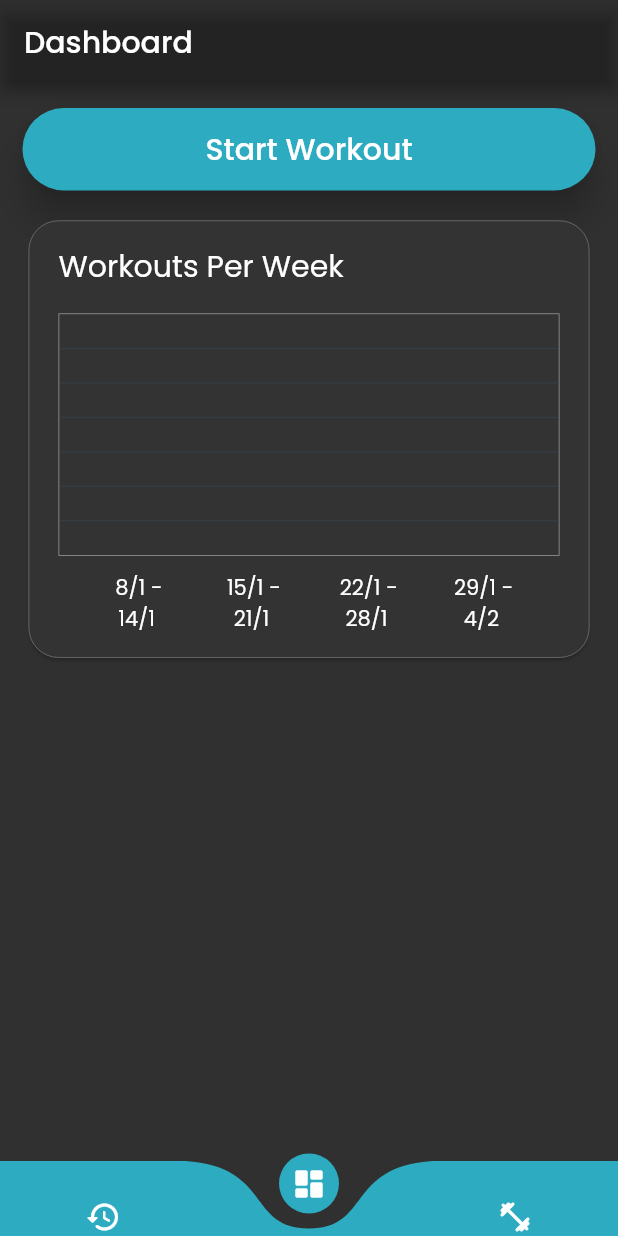
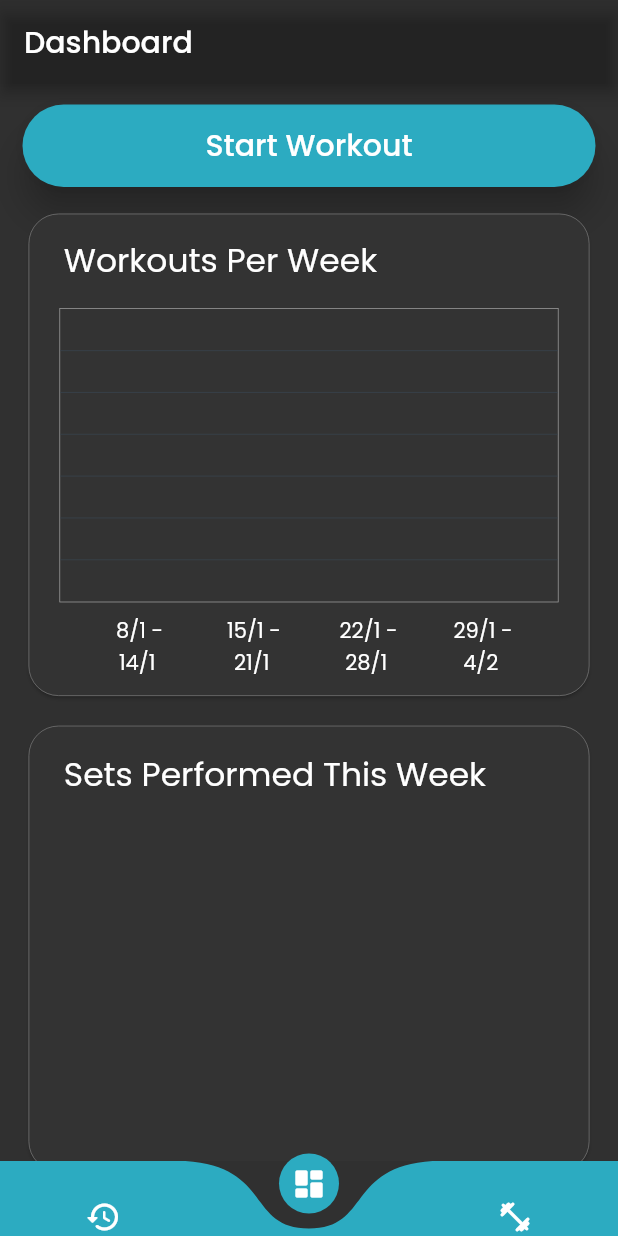
Before and after one commit to adzzzfarr/workout, a Flutter app: the screen it shows after launch, on a phone screen of 412 x 824 dp. Run offline on Flutter 3.47's test engine with Material 2 defaults, Android fonts, the light colour scheme and no system bars; drawn by our look-alikes of curved_navigation_bar, fl_chart; our stand-ins replace flutter_heatmap_calendar, google_fonts, hive, hive_flutter; missing offline and left inert: bottom_drawer; accounts and stored records are empty.

Commit message:
Improved BodyPartsChart UI + Scaled component sizes in DashboardPage according to device screen dimensions

```diff
--- a/lib/pages/dashboard_page.dart
+++ b/lib/pages/dashboard_page.dart
@@ -47,22 +47,23 @@ class _DashboardPageState extends State<DashboardPage> {
             children: [
               Column(
                 children: [
-                  const SizedBox(height: 16),
+                  SizedBox(height: screenHeight / 60),
                   CommonButton(
                     height: screenHeight / 15,
                     width: screenWidth - 30,
                     text: 'Start Workout',
                     onPressed: () => goToTemplateWorkoutsListPage(),
                   ),
-                  const SizedBox(height: 16),
+                  SizedBox(height: screenHeight / 60),
                   SizedBox(
-                      height: screenHeight / 2.75,
+                      height: screenHeight / 2.5,
                       width: screenWidth - 30,
                       child: const CompletedWorkoutsChart()),
-                  const SizedBox(
-                    height: 400,
-                    width: 400,
-                    child: BodyPartsChart(),
+                  SizedBox(height: screenHeight / 70),
+                  SizedBox(
+                    height: screenHeight / 2.7,
+                    width: screenWidth - 30,
+                    child: const BodyPartsChart(),
                   ),
                   WorkoutHeatMap(
                     datasets: Provider.of<PerformedWorkoutData>(context)
--- a/lib/widgets/body_parts_chart.dart
+++ b/lib/widgets/body_parts_chart.dart
@@ -1,3 +1,5 @@
+import 'dart:collection';
+
 import 'package:flutter/material.dart';
 import 'package:provider/provider.dart';
 import 'package:workout/data/performed_workout_data.dart';
@@ -9,22 +11,105 @@ class BodyPartsChart extends StatelessWidget {
 
   @override
   Widget build(BuildContext context) {
-    return PieChart(
-      PieChartData(
-        sections: getCurrentWeekBodyPartSetsData(context),
-        centerSpaceRadius:
-            10, //If you have a padding widget around the PieChart, make sure to set PieChartData.centerSpaceRadius to double.infinity
-        borderData: FlBorderData(
-          show: true,
-          border: Border.all(color: Colors.black, width: 0.5),
+    Map<String, int> bodyPartSets = getCurrentWeekBodyPartSets(context);
+    Map<String, int> sortedBySets = SplayTreeMap.from(
+      bodyPartSets,
+      (key1, key2) => bodyPartSets[key2]! > bodyPartSets[key1]! ? 1 : -1,
+    );
+
+    final theme = Theme.of(context);
+    final colorScheme = theme.colorScheme;
+
+    final screenHeight = MediaQuery.of(context).size.height;
+    print('SCREENHEIGHT: $screenHeight');
+    final screenWidth = MediaQuery.of(context).size.width;
+    print('SCREENWIDTH: $screenWidth');
+
+    return Card(
+      color: HSLColor.fromColor(colorScheme.background)
+          .withLightness(0.2)
+          .toColor(),
+      shape: RoundedRectangleBorder(
+        borderRadius: BorderRadius.circular(20),
+        side: BorderSide(
+          color: Colors.grey[600]!,
+          width: 0.5,
         ),
-        sectionsSpace: 0.1,
+      ),
+      child: Column(
+        crossAxisAlignment: CrossAxisAlignment.start,
+        children: [
+          Padding(
+            padding: EdgeInsets.only(
+                left: screenWidth / 17.5, top: screenHeight / 50),
+            child: Text(
+              'Sets Performed This Week',
+              style: TextStyle(
+                color: Colors.white,
+                fontSize: screenHeight / 37.5,
+              ),
+            ),
+          ),
+          Expanded(
+            child: Row(
+              mainAxisAlignment: MainAxisAlignment.start,
+              crossAxisAlignment: CrossAxisAlignment.start,
+              children: [
+                Expanded(
+                  flex: 2,
+                  child: PieChart(
+                    PieChartData(
+                      sections: getPieChartSectionData(bodyPartSets),
+                      centerSpaceRadius: screenWidth /
+                          7.5, //If you have a padding widget around the PieChart, make sure to set PieChartData.centerSpaceRadius to double.infinity
+                      borderData: FlBorderData(
+                        show: true,
+                        border: Border.all(color: Colors.black, width: 0.5),
+                      ),
+                    ),
+                  ),
+                ),
+                Expanded(
+                  flex: 1,
+                  child: Padding(
+                    padding: EdgeInsets.only(
+                        top: screenHeight / 20, left: screenWidth / 25),
+                    child: Column(
+                      crossAxisAlignment: CrossAxisAlignment.start,
+                      children: [
+                        for (var bodyPart in sortedBySets.keys)
+                          Row(
+                            mainAxisAlignment: MainAxisAlignment.start,
+                            children: [
+                              Container(
+                                height: screenHeight / 70,
+                                width: screenWidth / 35,
+                                color: getColor(bodyPart),
+                              ),
+                              SizedBox(width: screenWidth / 65),
+                              Text(
+                                bodyPart,
+                                style: TextStyle(
+                                  color: Colors.white,
+                                  fontSize: screenHeight / 55,
+                                ),
+                              ),
+                            ],
+                          ),
+                        SizedBox(height: screenHeight / 15),
+                      ],
+                    ),
+                  ),
+                ),
+              ],
+            ),
+          ),
+        ],
       ),
     );
   }
 
-  List<PieChartSectionData> getCurrentWeekBodyPartSetsData(
-      BuildContext context) {
+  Map<String, int> getCurrentWeekBodyPartSets(BuildContext context) {
     Map<String, int> bodyPartSets = {};
     // Keys are body parts, values are number of sets performed in the week for exercises involving that body part
 
@@ -48,11 +133,20 @@ class BodyPartsChart extends StatelessWidget {
       }
     }
 
+    return bodyPartSets;
+  }
+
+  List<PieChartSectionData> getPieChartSectionData(
+      Map<String, int> bodyPartSets) {
     List<PieChartSectionData> sections = bodyPartSets.entries
         .map((entry) => PieChartSectionData(
               color: getColor(entry.key),
               value: entry.value.toDouble(),
-              title: entry.key,
+              title: entry.value.toString(),
+              titleStyle: const TextStyle(
+                color: Colors.white,
+                fontSize: 16,
+              ),
             ))
         .toList();
 
@@ -61,12 +155,20 @@ class BodyPartsChart extends StatelessWidget {
 
   Color getColor(String bodyPart) {
     switch (bodyPart) {
+      case 'Arms':
+        return Colors.orange;
+      case 'Shoulders':
+        return Colors.purple;
       case 'Chest':
         return Colors.red;
       case 'Back':
         return Colors.green;
       case 'Legs':
         return Colors.blue;
+      case 'Core':
+        return Colors.yellow;
+      case 'Full Body':
+        return Colors.brown;
       default:
         return Colors.black;
     }
--- a/lib/widgets/completed_workouts_chart.dart
+++ b/lib/widgets/completed_workouts_chart.dart
@@ -11,6 +11,9 @@ class CompletedWorkoutsChart extends StatelessWidget {
   Widget build(BuildContext context) {
     final theme = Theme.of(context);
     final colorScheme = theme.colorScheme;
+
+    final screenHeight = MediaQuery.of(context).size.height;
+    final screenWidth = MediaQuery.of(context).size.width;
 
     List<int> weeklyCounts = getWeeklyCounts(context);
 
@@ -37,20 +40,27 @@ class CompletedWorkoutsChart extends StatelessWidget {
       child: Column(
         crossAxisAlignment: CrossAxisAlignment.start,
         children: [
-          const Padding(
-            padding: EdgeInsets.only(left: 20, top: 16),
+          Padding(
+            padding: EdgeInsets.only(
+              left: screenWidth / 17.5,
+              top: screenHeight / 55,
+            ),
             child: Text(
               'Workouts Per Week',
               style: TextStyle(
                 color: Colors.white,
-                fontSize: 20,
+                fontSize: screenHeight / 37.5,
               ),
             ),
           ),
           Expanded(
             child: Padding(
-              padding: const EdgeInsets.only(
-                  left: 20, right: 20, top: 16, bottom: 8),
+              padding: EdgeInsets.only(
+                left: screenWidth / 20,
+                right: screenWidth / 20,
+                top: screenHeight / 55,
+                bottom: screenHeight / 110,
+              ),
               child: BarChart(
                 BarChartData(
                   titlesData: FlTitlesData(
@@ -60,7 +70,7 @@ class CompletedWorkoutsChart extends StatelessWidget {
                     bottomTitles: AxisTitles(
                       sideTitles: SideTitles(
                         showTitles: true,
-                        reservedSize: 60,
+                        reservedSize: screenHeight / 15,
                         getTitlesWidget: (value, meta) {
                           int index = value.toInt();
                           if (index >= 0 && index < 4) {
@@ -69,9 +79,9 @@ class CompletedWorkoutsChart extends StatelessWidget {
                                 startDate.add(const Duration(days: 6));
 
                             return Padding(
-                              padding: const EdgeInsets.only(top: 4),
+                              padding: EdgeInsets.only(top: screenHeight / 175),
                               child: SizedBox(
-                                width: 50,
+                                width: screenWidth / 5,
                                 child: Column(
                                   mainAxisAlignment: MainAxisAlignment.center,
                                   children: [
@@ -113,21 +123,20 @@ class CompletedWorkoutsChart extends StatelessWidget {
                         barRods: List.generate(
                           1,
                           (index) => BarChartRodData(
-                            borderRadius: BorderRadius.circular(5),
+                            borderRadius: BorderRadius.circular(2.5),
                             toY: 7,
                             color: Colors.transparent,
-                            width: 50,
+                            width: screenWidth / 8.25,
                             rodStackItems: [
                               for (int i = 0; i < count; i++)
                                 BarChartRodStackItem(
                                     i.toDouble(),
                                     i + 1,
-                                    Colors.blue,
+                                    const Color.fromARGB(255, 9, 103, 137),
                                     const BorderSide(
-                                        color: Colors.grey,
-                                        width: 0.3,
-                                        strokeAlign:
-                                            BorderSide.strokeAlignCenter))
+                                      color: Colors.grey,
+                                      width: 0.3,
+                                    ))
                             ],
                           ),
                         ),
```
